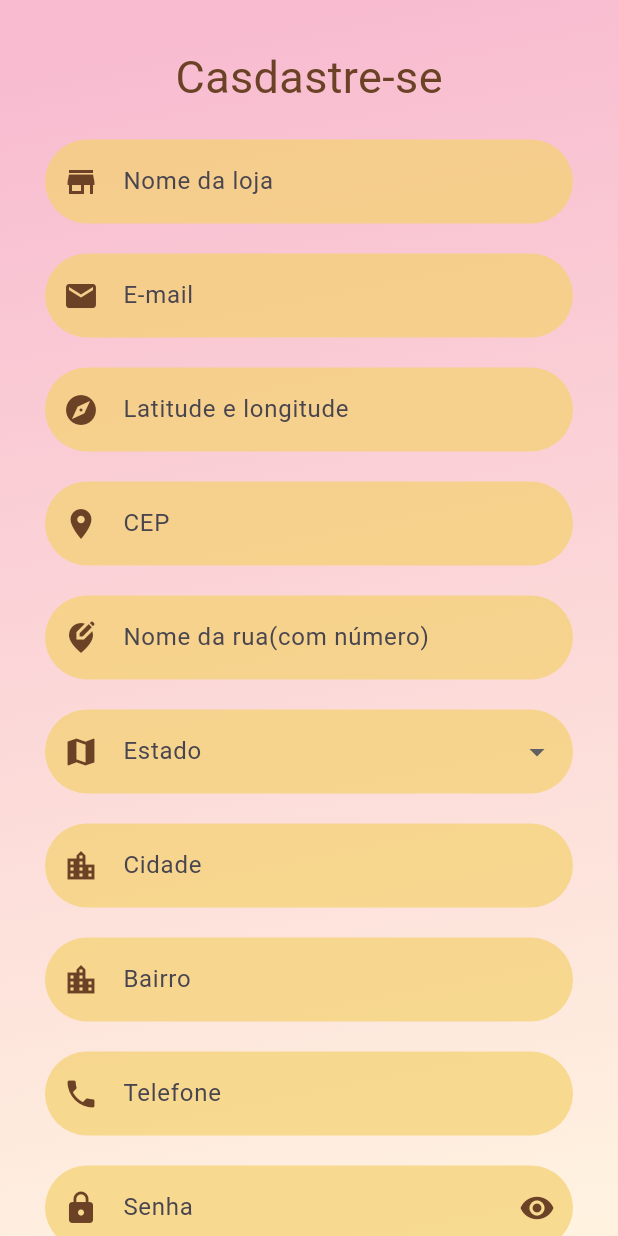
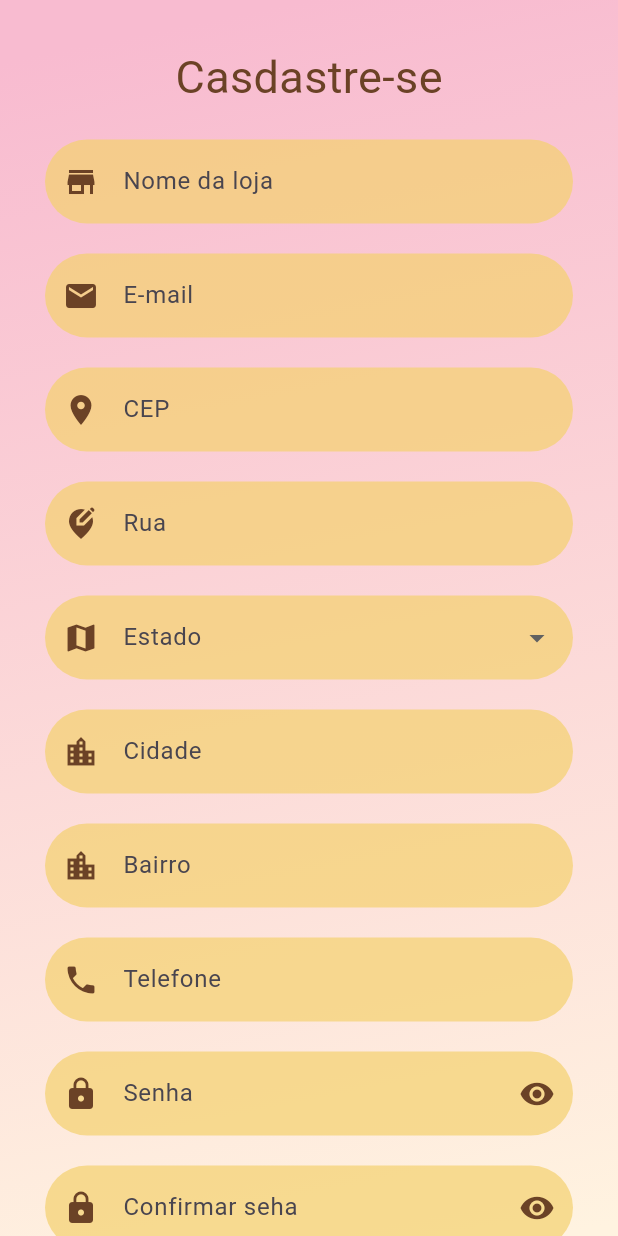
Before and after one commit to JuanNerySantos/desafio-engeselt, a Flutter app: the screen it shows after launch, after a tap on "Criar conta", on a phone screen of 412 x 824 dp. Run offline on Flutter 3.47's test engine with Material 3 defaults, Android fonts, the phone set to English and light mode, and no system bars; our stand-ins replace drift, flutter_map, geocoding, image_picker, latlong2, mask_text_input_formatter and 1 more; accounts and stored records are empty; generated files the repository leaves out were written again.

Commit message:
feat: implement buuton visibility

```diff
--- a/lib/pages/auth/login_page.dart
+++ b/lib/pages/auth/login_page.dart
@@ -2,6 +2,7 @@ import 'package:flutter/material.dart';
 import 'package:marketplace/pages/auth/signup_page.dart';
 import 'package:marketplace/pages/home/logged_page.dart';
 import 'package:marketplace/services/validate_login.dart';
+import 'package:marketplace/ui/components/password_field.dart';
 import 'package:marketplace/ui/components/text_button_styled.dart';
 import 'package:marketplace/ui/components/text_field_styled.dart';
 
@@ -58,11 +59,8 @@ class _LoginPageState extends State<LoginPage> {
                   ),
                   const SizedBox(height: 30),
 
-                  TextFieldStyled(
-                    hintText: "Password",
-                    icon: Icons.lock,
-                    suffixIcon: Icons.visibility,
-                    obscureText: true,
+                  PasswordField(
+                    hintText: "Senha",
                     controller: passwordController,
                   ),
                   const SizedBox(height: 30),
--- a/lib/pages/auth/signup_page.dart
+++ b/lib/pages/auth/signup_page.dart
@@ -1,10 +1,13 @@
 import 'package:flutter/material.dart';
-import 'package:marketplace/pages/home/home_page.dart';
+import 'package:marketplace/pages/home/logged_page.dart';
 import 'package:marketplace/services/validate_sigunp.dart';
+import 'package:marketplace/ui/components/password_field.dart';
 import 'package:marketplace/ui/components/text_button_styled.dart';
 import 'package:marketplace/ui/components/text_field_styled.dart';
 import 'package:marketplace/utils/list_states.dart';
+import 'package:marketplace/utils/localization/get_coodinates.dart';
 import 'package:marketplace/utils/mask_phone.dart';
+import 'package:marketplace/utils/search_adress.dart';
 
 class SignUpPage extends StatefulWidget {
   const SignUpPage({super.key});
@@ -15,6 +18,13 @@ class SignUpPage extends StatefulWidget {
 
 class _SignUpPageState extends State<SignUpPage> {
   String? _selectedState;
+
+  List<String> adressList = [];
+  String latLng = '';
+  String streetHint = "Rua";
+  String neighborhoodHint = "Bairro";
+  String cityHint = "Cidade";
+  String stateHint = "Estado";
 
   final TextEditingController nameStoreController = TextEditingController(
     text: "",
@@ -82,23 +92,44 @@ class _SignUpPageState extends State<SignUpPage> {
                 const SizedBox(height: 20),
 
                 TextFieldStyled(
-                  hintText: "Latitude e longitude",
-                  icon: Icons.explore,
+                  hintText: "CEP",
+                  icon: Icons.place,
                   obscureText: false,
-                  controller: latlongController,
+                  controller: cepController,
+                  onChanged: (cepController) async {
+                    if (cepController.length == 8) {
+                      String adress = await searchAdress(cepController);
+                      adressList = adress.split(',');
+                      final latLngExist = await getCoordinatesFromCep(
+                        cepController,
+                      );
+                      latLng = latLngExist!;
+
+                      setState(() {
+                        if (brazilianStates.contains(adressList[3])) {
+                          _selectedState = adressList[3];
+                          stateHint = adressList[3];
+                        } else {
+                          _selectedState = null;
+                          stateHint = "Estado";
+                        }
+
+                        streetHint = adressList[0];
+                        streetController.text = adressList[0];
+
+                        neighborhoodController.text = adressList[1];
+                        neighborhoodHint = adressList[1];
+
+                        cityController.text = adressList[2];
+                        cityHint = adressList[2];
+                      });
+                    }
+                  },
                 ),
                 const SizedBox(height: 20),
 
                 TextFieldStyled(
-                  hintText: "CEP",
-                  icon: Icons.place,
-                  obscureText: false,
-                  controller: cepController,
-                ),
-                const SizedBox(height: 20),
-
-                TextFieldStyled(
-                  hintText: "Nome da rua(com número)",
+                  hintText: streetHint,
                   icon: Icons.edit_location_alt,
                   obscureText: false,
                   controller: streetController,
@@ -116,7 +147,7 @@ class _SignUpPageState extends State<SignUpPage> {
                         borderRadius: BorderRadius.circular(30),
                         borderSide: BorderSide.none,
                       ),
-                      labelText: "Estado",
+                      labelText: stateHint,
                       prefixIcon: Icon(Icons.map, color: Color(0xff6b4226)),
                     ),
                     value: _selectedState,
@@ -137,7 +168,7 @@ class _SignUpPageState extends State<SignUpPage> {
                 const SizedBox(height: 20),
 
                 TextFieldStyled(
-                  hintText: "Cidade",
+                  hintText: cityHint,
                   icon: Icons.location_city,
                   obscureText: false,
                   controller: cityController,
@@ -145,7 +176,7 @@ class _SignUpPageState extends State<SignUpPage> {
                 const SizedBox(height: 20),
 
                 TextFieldStyled(
-                  hintText: "Bairro",
+                  hintText: neighborhoodHint,
                   icon: Icons.location_city,
                   obscureText: false,
                   controller: neighborhoodController,
@@ -172,20 +203,14 @@ class _SignUpPageState extends State<SignUpPage> {
                 ),
                 const SizedBox(height: 20),
 
-                TextFieldStyled(
+                PasswordField(
                   hintText: "Senha",
-                  icon: Icons.lock,
-                  suffixIcon: Icons.visibility,
-                  obscureText: true,
                   controller: passwordController,
                 ),
                 const SizedBox(height: 20),
 
-                TextFieldStyled(
+                PasswordField(
                   hintText: "Confirmar seha",
-                  icon: Icons.visibility,
-                  suffixIcon: Icons.visibility,
-                  obscureText: true,
                   controller: confirmPasswordController,
                 ),
                 const SizedBox(height: 20),
@@ -193,27 +218,37 @@ class _SignUpPageState extends State<SignUpPage> {
                 TextButtonStyled(
                   buttonName: "Cadastrar",
                   color: Color(0xffc8e6c9),
-                  onPressed: () {
+                  onPressed: () async {
                     final validate = ValidateSigunpService(
                       nameStore: nameStoreController.text,
                       email: emailController.text,
-                      latlong: latlongController.text,
+                      latlong: latLng.toString(),
                       cep: cepController.text,
-                      street: streetController.text,
-                      city: cityController.text,
-                      neighborhood: neighborhoodController.text,
+                      street:
+                          streetController.text.isEmpty
+                              ? streetHint
+                              : streetController.text,
+                      city:
+                          cityController.text.isEmpty
+                              ? cityHint
+                              : cityController.text,
+                      neighborhood:
+                          neighborhoodController.text.isEmpty
+                              ? neighborhoodHint
+                              : neighborhoodController.text,
                       password: passwordController.text,
                       confirmPassword: confirmPasswordController.text,
                       phone: controllerPhone.text,
-                      selectedState: _selectedState.toString(),
+                      selectedState: _selectedState ?? "",
                       context: context,
                     );
+                    bool validateIstrue = await validate.validatorSigunp();
 
-                    if (validate.validatorSigunp()) {
+                    if (validateIstrue) {
                       setState(() {
                         Navigator.pushReplacement(
                           context,
-                          MaterialPageRoute(builder: (context) => HomePage()),
+                          MaterialPageRoute(builder: (context) => LoggedPage()),
                         );
                       });
                     }
--- a/lib/pages/navegation/home_page.dart
+++ b/lib/pages/navegation/home_page.dart
@@ -33,6 +33,7 @@ class _HomePageState extends State<HomePage> {
             final product = products[index];
 
             return Card(
+              color: Color(0xFFC9733A),
               margin: const EdgeInsets.only(bottom: 16),
               child: Padding(
                 padding: const EdgeInsets.all(16),
--- a/lib/pages/navegation/search_page.dart
+++ b/lib/pages/navegation/search_page.dart
@@ -149,7 +149,7 @@ class _SearchPageState extends State<SearchPage> {
                         () => StoreMarker(
                           position: initialCenter,
                           store: storeMarkers.first.store,
-                        ), // fallback para não quebrar
+                        ),
                   );
 
                   _mapController.move(
```
